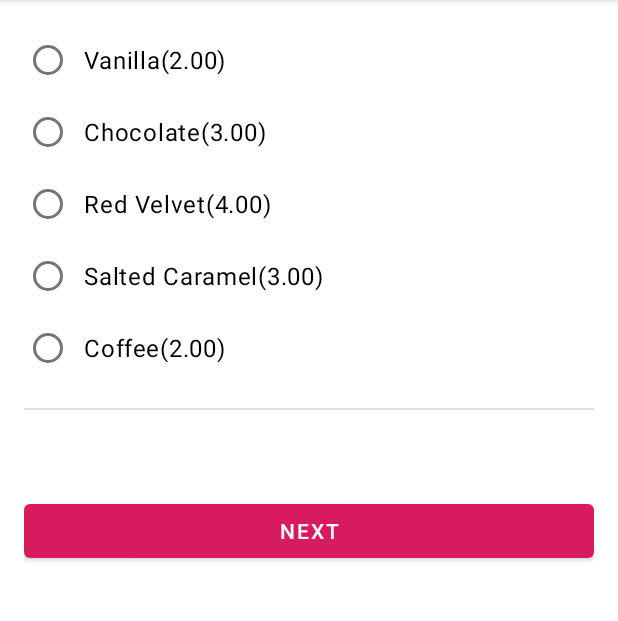
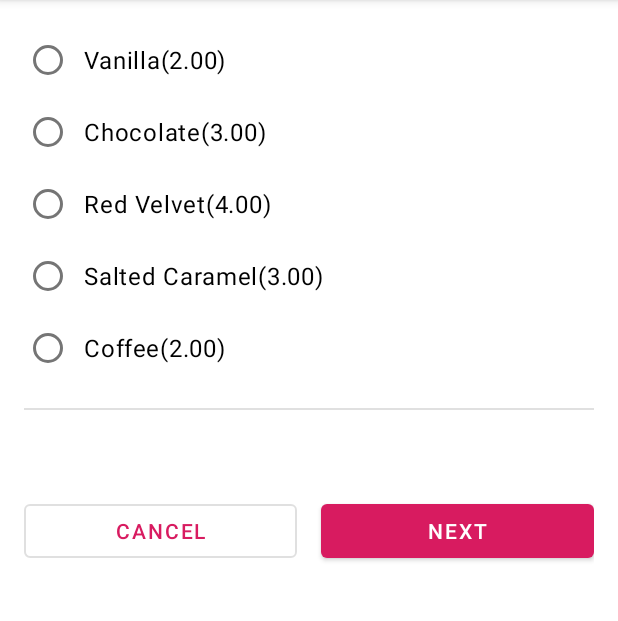
Before and after one commit to vickyvikas514/OrderCupcake, an Android app: the FlavorFragment screen opened through its navigation route, on a phone screen of 412 x 824 dp, the part 84-705 px from its top. Run offline under Robolectric (Android 15) with nearby library versions, the phone set to English and light mode, and no system bars; our stand-ins replace data binding, navigation-ui; 2 statements that could not run were skipped.

Commit message:
added cancel button

```diff
--- a/app/src/main/java/com/example/cupcake/FlavorFragment.kt
+++ b/app/src/main/java/com/example/cupcake/FlavorFragment.kt
@@ -73,4 +73,8 @@ class FlavorFragment : Fragment() {
         super.onDestroyView()
         binding = null
     }
+    fun cancelOrder(){
+        sharedViewModel.resetOrder()
+        findNavController().navigate(R.id.action_flavorFragment_to_startFragment)
+    }
 }
--- a/app/src/main/java/com/example/cupcake/MainActivity.kt
+++ b/app/src/main/java/com/example/cupcake/MainActivity.kt
@@ -18,6 +18,7 @@ package com.example.cupcake
 import android.os.Bundle
 import android.os.PersistableBundle
 import androidx.appcompat.app.AppCompatActivity
+import androidx.navigation.NavController
 import androidx.navigation.fragment.NavHostFragment
 import androidx.navigation.ui.setupActionBarWithNavController
 
@@ -25,11 +26,18 @@ import androidx.navigation.ui.setupActionBarWithNavController
  * Activity for cupcake order flow.
  */
 class MainActivity : AppCompatActivity(R.layout.activity_main){
+    private lateinit var navController:NavController
     override fun onCreate(savedInstanceState: Bundle?, persistentState: PersistableBundle?) {
         super.onCreate(savedInstanceState, persistentState)
+
+
         val navHostFragment=supportFragmentManager
             .findFragmentById(R.id.nav_host_fragment) as NavHostFragment
         val navController=navHostFragment.navController
         setupActionBarWithNavController(navController)
     }
+    // up button now work in flavor,pickup and summary fragment
+    override fun onSupportNavigateUp():Boolean{
+        return navController.navigateUp()||super.onSupportNavigateUp()
+    }
 }
--- a/app/src/main/java/com/example/cupcake/PickupFragment.kt
+++ b/app/src/main/java/com/example/cupcake/PickupFragment.kt
@@ -74,4 +74,8 @@ class PickupFragment : Fragment() {
         super.onDestroyView()
         binding = null
     }
+    fun cancelOrder(){
+        sharedViewModel.resetOrder()
+        findNavController().navigate(R.id.action_pickupFragment_to_startFragment)
+    }
 }
--- a/app/src/main/java/com/example/cupcake/SummaryFragment.kt
+++ b/app/src/main/java/com/example/cupcake/SummaryFragment.kt
@@ -22,6 +22,7 @@ import android.view.ViewGroup
 import android.widget.Toast
 import androidx.fragment.app.Fragment
 import androidx.fragment.app.activityViewModels
+import androidx.navigation.fragment.findNavController
 import com.example.cupcake.databinding.FragmentSummaryBinding
 import com.example.cupcake.model.OrderViewModel
 
@@ -73,4 +74,8 @@ class SummaryFragment : Fragment() {
         super.onDestroyView()
         binding = null
     }
+    fun cancelOrder() {
+        sharedViewModel.resetOrder()
+        findNavController().navigate(R.id.action_summaryFragment_to_startFragment)
+    }
 }
--- a/app/src/main/java/com/example/cupcake/model/OrderViewModel.kt
+++ b/app/src/main/java/com/example/cupcake/model/OrderViewModel.kt
@@ -20,11 +20,7 @@ import java.util.Locale
  */
 private const val PRICE_PER_CUPCAKE = 2.00
 private const val PRICE_FOR_SAME_DAY=3.00
-private const val pricevanilla=2.00
-private const val pricechocolate=4.00
-private const val priceredvelvet=4.00
-private const val pricecaramel=3.00
-private const val pricecoffe=2.00
+
 
 
 class OrderViewModel : ViewModel() {
--- a/app/src/main/res/layout/fragment_flavor.xml
+++ b/app/src/main/res/layout/fragment_flavor.xml
@@ -108,6 +108,18 @@
                 app:layout_constraintTop_toBottomOf="@id/divider"
                 tools:text="Subtotal $5.00"
                 android:text="@{@string/subtotal_price(viewModel.price)}"/>
+            <Button
+                android:id="@+id/cancel_button"
+                android:layout_width="0dp"
+                android:layout_height="wrap_content"
+                android:text="@string/cancel"
+                app:layout_constraintEnd_toStartOf="@id/next_button"
+                app:layout_constraintStart_toStartOf="parent"
+                app:layout_constraintTop_toTopOf="@id/next_button"
+                android:layout_marginEnd="@dimen/side_margin"
+                style="?attr/materialButtonOutlinedStyle"
+                android:onClick="@{() -> flavorfragment.cancelOrder()"/>
+
 
             <Button
                 android:id="@+id/next_button"
@@ -117,7 +129,7 @@
                 android:text="@string/next"
                 app:layout_constraintBottom_toBottomOf="parent"
                 app:layout_constraintEnd_toEndOf="parent"
-                app:layout_constraintStart_toStartOf="parent"
+                app:layout_constraintStart_toEndOf="@id/cancel_button"
                 app:layout_constraintTop_toBottomOf="@id/subtotal"
                 android:onClick="@{() -> flavorfragment.goToNextScreen()}"/>
 
--- a/app/src/main/res/navigation/nav_graph.xml
+++ b/app/src/main/res/navigation/nav_graph.xml
@@ -35,6 +35,11 @@
         <action
             android:id="@+id/action_flavorFragment_to_pickupFragment"
             app:destination="@id/pickupFragment" />
+        <action
+            android:id="@+id/action_flavorFragment_to_startFragment"
+            app:destination="@id/startFragment"
+            app:popUpTo="@id/startFragment"
+            app:popUpToInclusive="true" />
     </fragment>
     <fragment
         android:id="@+id/pickupFragment"
@@ -44,10 +49,21 @@
         <action
             android:id="@+id/action_pickupFragment_to_summaryFragment"
             app:destination="@id/summaryFragment" />
+        <action
+            android:id="@+id/action_pickupFragment_to_startFragment"
+            app:destination="@id/startFragment"
+            app:popUpTo="@id/startFragment"
+            app:popUpToInclusive="true" />
     </fragment>
     <fragment
         android:id="@+id/summaryFragment"
         android:name="com.example.cupcake.SummaryFragment"
         android:label="@string/order_summary"
-        tools:layout="@layout/fragment_summary" />
+        tools:layout="@layout/fragment_summary" >
+        <action
+            android:id="@+id/action_summaryFragment_to_startFragment"
+            app:destination="@id/startFragment"
+            app:popUpTo="@id/startFragment"
+            app:popUpToInclusive="true" />
+    </fragment>
 </navigation>
```
Also changed, not shown: app/src/main/res/layout/fragment_pickup.xml (+12 -1 lines), app/src/main/res/layout/fragment_summary.xml (+10 -0 lines).
